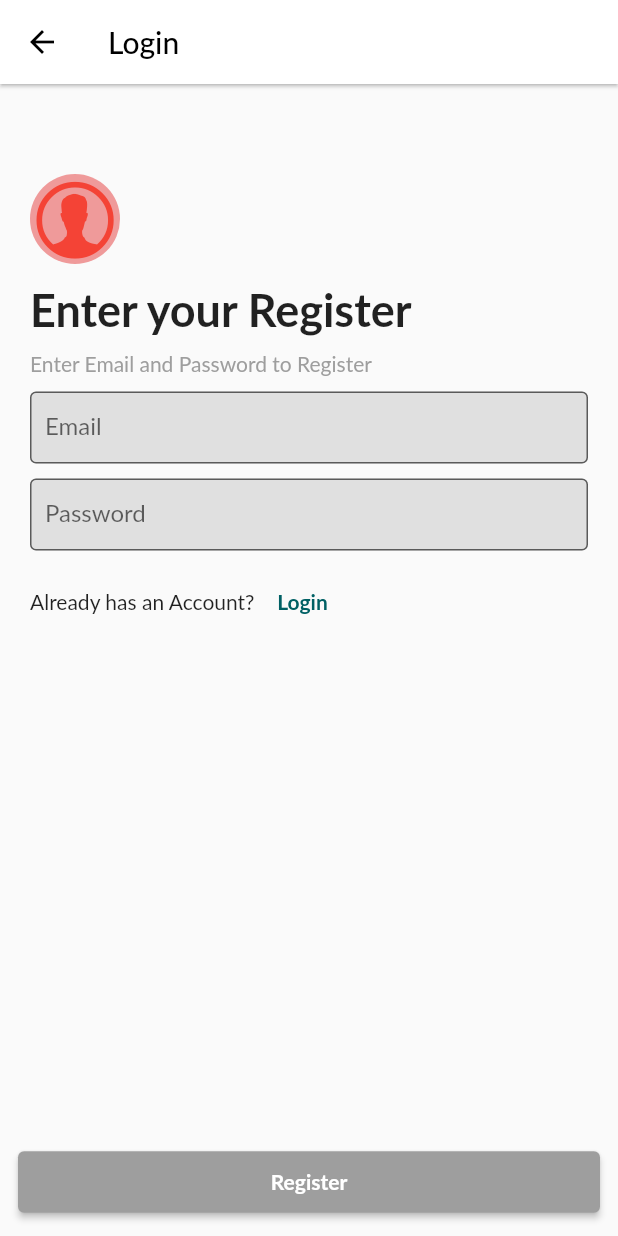
After one commit to deeppatel8259/free_book, a Flutter app: the screen it shows after launch, after a tap on "Login with Email", on a phone screen of 412 x 824 dp. The commit adds this screen. Run offline on Flutter 3.47's test engine with Material 2 defaults, Android fonts, the phone set to English and light mode, and no system bars; our stand-ins replace cloud_firestore, email_validator, firebase_auth, firebase_core, flutter_signin_button, google_sign_in and 1 more; missing offline and left inert: geocoder; accounts and stored records are empty; Roboto replaces fonts that are missing (Lato).

Commit message:
email login done

```diff
--- /dev/null
+++ b/lib/Screens/authentication/email_auth_screen.dart
@@ -0,0 +1,203 @@
+import 'package:email_validator/email_validator.dart';
+import 'package:flutter/cupertino.dart';
+import 'package:flutter/material.dart';
+import 'package:free_book/services/emailAuth_service.dart';
+
+class EmailAuthScreen extends StatefulWidget {
+  static const String id = 'emailAuth-screen';
+
+  @override
+  _EmailAuthScreenState createState() => _EmailAuthScreenState();
+}
+
+class _EmailAuthScreenState extends State<EmailAuthScreen> {
+  final _formKey = GlobalKey<FormState>();
+
+  bool _validate = false;
+  bool _login = false;
+  bool _loading = false;
+
+  var _emailController = TextEditingController();
+  var _passwordController = TextEditingController();
+
+  EmailAuthentication _service = EmailAuthentication();
+
+  _validateEmail() {
+    if (_formKey.currentState!.validate()) {
+      setState(() {
+        _validate = false;
+        _loading = true;
+      });
+
+      _service.getAdminCredential(
+        context: context,
+        isLog: _login,
+        password: _passwordController.text,
+        email: _emailController.text
+      ).then((value) {
+        setState(() {
+          _loading = false;
+        });
+      });
+    }
+  }
+
+  @override
+  Widget build(BuildContext context) {
+    return Scaffold(
+      appBar: AppBar(
+        elevation: 1,
+        backgroundColor: Colors.white,
+        iconTheme: IconThemeData(color: Colors.black),
+        title: Text(
+          'Login',
+          style: TextStyle(color: Colors.black),
+        ),
+      ),
+      body: Form(
+        key: _formKey,
+        child: Padding(
+          padding: const EdgeInsets.all(20.0),
+          child: Column(
+            crossAxisAlignment: CrossAxisAlignment.start,
+            children: [
+              SizedBox(
+                height: 40,
+              ),
+              CircleAvatar(
+                radius: 30,
+                backgroundColor: Colors.red.shade200,
+                child: Icon(
+                  CupertinoIcons.person_alt_circle,
+                  color: Colors.red,
+                  size: 60,
+                ),
+              ),
+              SizedBox(
+                height: 12,
+              ),
+              Text(
+                'Enter your ${_login ? 'Login' : 'Register'}',
+                style: TextStyle(fontSize: 30, fontWeight: FontWeight.bold),
+              ),
+              SizedBox(
+                height: 10,
+              ),
+              Text(
+                'Enter Email and Password to ${_login ? 'Login' : 'Register'}',
+                style: TextStyle(color: Colors.grey),
+              ),
+              SizedBox(
+                height: 10,
+              ),
+              TextFormField(
+                controller: _emailController,
+                validator: (value) {
+                  final bool isValid =
+                      EmailValidator.validate(_emailController.text);
+                  if (value == null || value.isEmpty) {
+                    return 'Enter email';
+                  }
+                  if (value.isNotEmpty && isValid == false) {
+                    return 'Enter valid email';
+                  }
+                  return null;
+                },
+                decoration: InputDecoration(
+                  contentPadding: EdgeInsets.only(left: 10),
+                  labelText: 'Email',
+                  filled: true,
+                  fillColor: Colors.grey.shade300,
+                  border: OutlineInputBorder(
+                    borderRadius: BorderRadius.circular(4),
+                  ),
+                ),
+              ),
+              SizedBox(
+                height: 10,
+              ),
+              TextFormField(
+                controller: _passwordController,
+                decoration: InputDecoration(
+                  contentPadding: EdgeInsets.only(left: 10),
+                  labelText: 'Password',
+                  filled: true,
+                  fillColor: Colors.grey.shade300,
+                  border: OutlineInputBorder(
+                    borderRadius: BorderRadius.circular(4),
+                  ),
+                ),
+                onChanged: (value) {
+                  if (_emailController.text.isNotEmpty) {
+                    if (value.length > 3) {
+                      setState(() {
+                        _validate = true;
+                      });
+                    } else {
+                      setState(() {
+                        _validate = false;
+                      });
+                    }
+                  }
+                },
+              ),
+              SizedBox(
+                height: 10,
+              ),
+              Row(
+                children: [
+                  Text(_login ? 'New Account ?' : 'Already has an Account?'),
+                  TextButton(
+                    child: Text(
+                      _login ? 'Register' : 'Login',
+                      style: TextStyle(color: Theme.of(context).primaryColor,fontWeight: FontWeight.bold),
+                    ),
+                    onPressed: () {
+                      setState(() {
+                        _login = !_login;
+                      });
+                    },
+                  )
+                ],
+              )
+            ],
+          ),
+        ),
+      ),
+      bottomNavigationBar: SafeArea(
+        child: Padding(
+          padding: const EdgeInsets.all(12.0),
+          child: AbsorbPointer(
+            absorbing: _validate ? false : true,
+            child: ElevatedButton(
+              style: ButtonStyle(
+                backgroundColor: _validate
+                    ? MaterialStateProperty.all(Theme.of(context).primaryColor)
+                    : MaterialStateProperty.all(Colors.grey),
+              ),
+              onPressed: () {
+                _validateEmail();
+              },
+              child: Padding(
+                padding: const EdgeInsets.all(12.0),
+                child: _loading
+                    ? SizedBox(
+                        height: 24,
+                        width: 24,
+                        child: CircularProgressIndicator(
+                          valueColor:
+                              AlwaysStoppedAnimation<Color>(Colors.white),
+                        ))
+                    : Text(
+                        '${_login ? 'Login' : 'Register'}',
+                        style: TextStyle(
+                            color: Colors.white, fontWeight: FontWeight.bold),
+                      ),
+              ),
+            ),
+          ),
+        ),
+      ),
+    );
+  }
+}
--- a/lib/main.dart
+++ b/lib/main.dart
@@ -1,6 +1,7 @@
 // @dart=2.9
 import 'package:firebase_core/firebase_core.dart';
 import 'package:flutter/material.dart';
+import 'package:free_book/Screens/authentication/email_auth_screen.dart';
 import 'package:free_book/Screens/home_screen.dart';
 import 'Screens/home_screen.dart';
 import 'Screens/SplashScreen.dart';
@@ -34,6 +35,7 @@ class MyApp extends StatelessWidget {
         PhoneAuthScreen.id: (context) => PhoneAuthScreen(),
         LocationScreen.id: (context) => LocationScreen(),
         HomeScreen.id: (context) => HomeScreen(locationData: locationData,),
+        EmailAuthScreen.id: (context) => EmailAuthScreen(),
       },
     );
 
--- /dev/null
+++ b/lib/services/emailAuth_service.dart
@@ -0,0 +1,86 @@
+
+
+import 'package:cloud_firestore/cloud_firestore.dart';
+import 'package:firebase_auth/firebase_auth.dart';
+import 'package:flutter/material.dart';
+import 'package:free_book/Screens/location_screen.dart';
+
+
+class EmailAuthentication{
+
+  CollectionReference users = FirebaseFirestore.instance.collection('users');
+
+  Future<DocumentSnapshot>getAdminCredential({email,password,isLog,context})async{
+    DocumentSnapshot _result = await users.doc(email).get();
+
+    if(isLog){
+      emailLogin(email,password,context);
+    }else{
+      if(_result.exists){
+        ScaffoldMessenger.of(context).showSnackBar(
+          const SnackBar(content: Text('An account already exists with this email'),),
+        );
+      }else{
+        emailRegister(email,password,context);
+      }
+    }
+    return _result;
+  }
+  emailLogin(email,password,context) async {
+    try {
+      UserCredential userCredential = await FirebaseAuth.instance.signInWithEmailAndPassword(
+          email: email,
+          password: password
+      );
+      if(userCredential.user!.uid!=null){
+        Navigator.pushReplacementNamed(context, LocationScreen.id);
+      }
+    } on FirebaseAuthException catch (e) {
+      if (e.code == 'user-not-found') {
+        ScaffoldMessenger.of(context).showSnackBar(
+          const SnackBar(content: Text('No user found for that email.'),),
+        );
+      } else if (e.code == 'wrong-password') {
+        ScaffoldMessenger.of(context).showSnackBar(
+          const SnackBar(content: Text('Wrong password provided for that user.'),),
+        );
+      }
+    }
+  }
+  emailRegister(email,password,context)async{
+    try {
+      UserCredential userCredential = await FirebaseAuth.instance.createUserWithEmailAndPassword(
+          email: email,
+          password: password
+      );
+      if(userCredential.user!.uid!=null){
+        return users.doc(userCredential.user!.email).set({
+          'uid' : userCredential.user!.uid,
+          'mobile' : null,
+          'email' : userCredential.user!.email
+        }).then((value) {
+          Navigator.pushReplacementNamed(context, LocationScreen.id);
+        }).catchError((onError){
+          ScaffoldMessenger.of(context).showSnackBar(
+            const SnackBar(content: Text('Failed to add user'),),
+          );
+        });
+      }
+    } on FirebaseAuthException catch (e) {
+      if (e.code == 'weak-password') {
+        ScaffoldMessenger.of(context).showSnackBar(
+          const SnackBar(content: Text('The password provided is too weak.'),),
+        );
+      } else if (e.code == 'email-already-in-use') {
+        ScaffoldMessenger.of(context).showSnackBar(
+          const SnackBar(content: Text('The account already exists for that email.'),),
+        );
+      }
+    } catch (e) {
+      print(e);
+      ScaffoldMessenger.of(context).showSnackBar(
+        const SnackBar(content: Text('Error occurred'),),
+      );
+    }
+  }
+}
--- a/lib/widgets/auth_ui.dart
+++ b/lib/widgets/auth_ui.dart
@@ -1,50 +1,57 @@
-
 import 'package:firebase_auth/firebase_auth.dart';
 import 'package:flutter/cupertino.dart';
 import 'package:flutter/material.dart';
 import 'package:flutter_signin_button/button_list.dart';
 import 'package:flutter_signin_button/button_view.dart';
+import 'package:free_book/Screens/authentication/email_auth_screen.dart';
 import 'package:free_book/Screens/authentication/google_auth.dart';
 import 'package:free_book/Screens/authentication/phoneauth_screen.dart';
 import 'package:free_book/services/phoneauth_service.dart';
 import '../Screens/authentication/google_auth.dart';
-
 
 class AuthUi extends StatelessWidget {
   @override
   Widget build(BuildContext context) {
     return Center(
       child: Column(
-
         mainAxisSize: MainAxisSize.min,
         children: [
           SizedBox(
             width: 220,
-
             child: ElevatedButton(
-              style:ElevatedButton.styleFrom(
+              style: ElevatedButton.styleFrom(
                 primary: Colors.white,
                 shape: new RoundedRectangleBorder(
                   borderRadius: new BorderRadius.circular(3.0),
-
-
-              ),),
-
-              onPressed: (){
+                ),
+              ),
+              onPressed: () {
                 Navigator.pushNamed(context, PhoneAuthScreen.id);
-
-              }, child: Row(
+              },
+              child: Row(
                 children: [
-                  Icon(Icons.phone_android_outlined,color: Colors.black,),
-                  SizedBox(width: 8,),
-                  Text('Continue with Phone',style: TextStyle(color: Colors.black),),
+                  Icon(
+                    Icons.phone_android_outlined,
+                    color: Colors.black,
+                  ),
+                  SizedBox(
+                    width: 8,
+                  ),
+                  Text(
+                    'Continue with Phone',
+                    style: TextStyle(color: Colors.black),
+                  ),
                 ],
-              ),),),
+              ),
+            ),
+          ),
           SignInButton(
-              Buttons.Google,text : 'Continue with Google',
-              onPressed: ()async{
-                User? user = await GoogleAuthentication.signInWithGoogle(context: context);
-                if(user!=null) {
+            Buttons.Google,
+            text: 'Continue with Google',
+            onPressed: () async {
+              User? user =
+                  await GoogleAuthentication.signInWithGoogle(context: context);
+              if (user != null) {
                 //login success
                 PhoneAuthService _authentication = PhoneAuthService();
                 _authentication.addUser(context, user.uid);
@@ -55,16 +62,34 @@ class AuthUi extends StatelessWidget {
             Buttons.FacebookNew,
             text: "Continue with Facebook",
             onPressed: () {},
-
           ),
           Padding(
             padding: const EdgeInsets.all(8.0),
-            child:Text('OR',style: TextStyle(color: Colors.white,fontWeight: FontWeight.bold,),),
+            child: Text(
+              'OR',
+              style: TextStyle(
+                color: Colors.white,
+                fontWeight: FontWeight.bold,
               ),
-          Padding(
+            ),
+          ),
+          InkWell(
+            onTap: (){
+              Navigator.pushNamed(context, EmailAuthScreen.id);
+            },
+              child: Padding(
                 padding: const EdgeInsets.all(8.0),
-            child:Text('Login with Email',style: TextStyle(color: Colors.white,fontWeight: FontWeight.bold,decoration: TextDecoration.underline),),)
-
+              child: Container(
+                  child: Text(
+                    'Login with Email',
+                    style: TextStyle(
+                      color: Colors.white,
+                      fontSize: 18,
+                    ),
+                  ),
+                  decoration: BoxDecoration(
+                      border:
+                          Border(bottom: BorderSide(color: Colors.white)))))),
         ],
       ),
     );
--- a/pubspec.yaml
+++ b/pubspec.yaml
@@ -36,6 +36,7 @@ dependencies:
   location: ^4.3.0
   geocoder:
   google_sign_in:
+  email_validator:
 
 dev_dependencies:
   flutter_test:
```
Also changed, not shown: lib/Screens/home_screen.dart (+6 -1 lines), pubspec.lock. Lines whose indentation alone changed are shown as unchanged.
